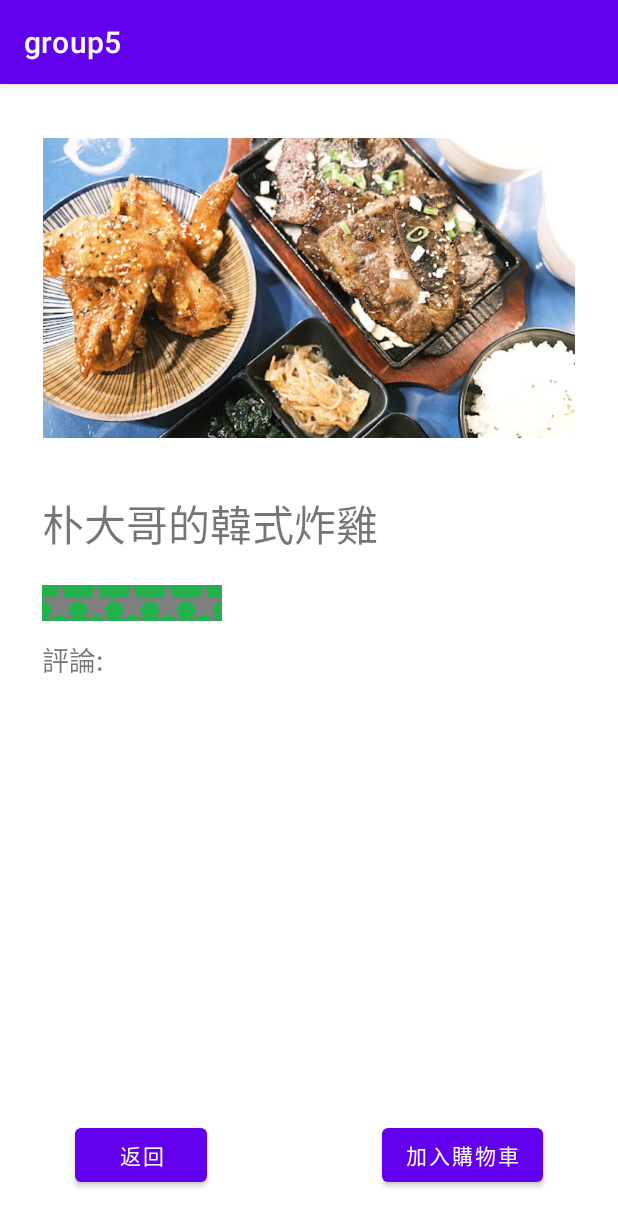
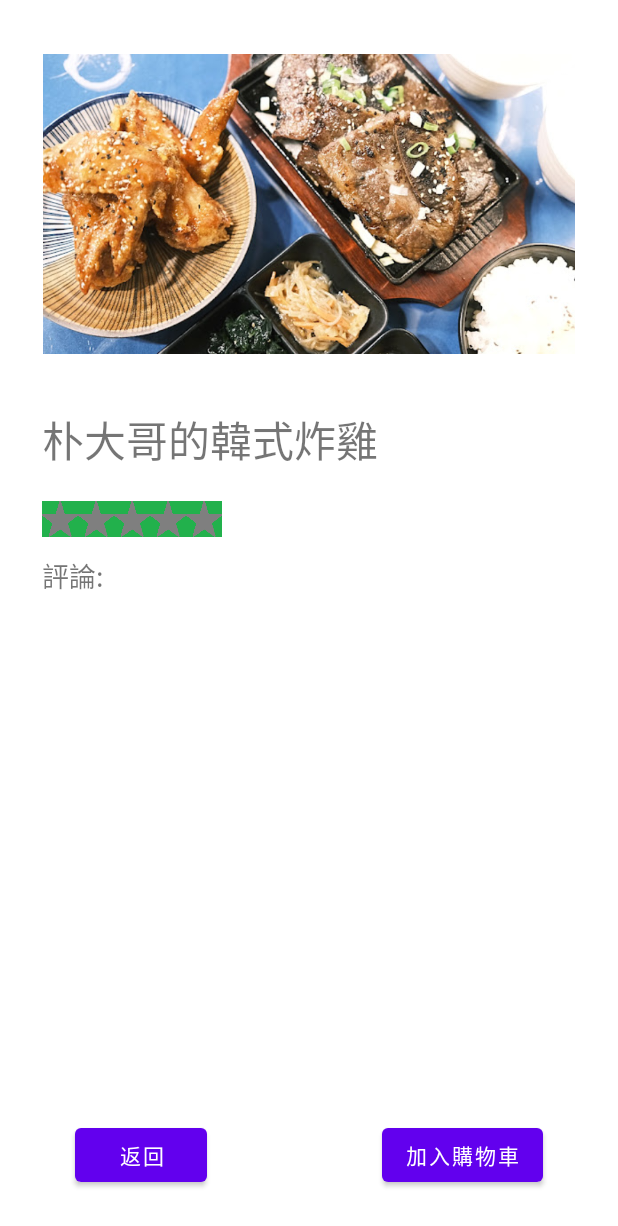
Before and after one commit to MRRyLai/Group-5, an Android app: the KoreanStoreActivity screen opened directly, with no data from a screen before it, on a phone screen of 412 x 824 dp. Shown: the top 1226 px of the screen. Run offline under Robolectric (Android 15) with nearby library versions, the phone set to English and light mode, and no system bars.

Commit message:
有推薦頁面，可以進入商家列表，完成商家資訊，評論製作中

```diff
--- a/app/src/main/java/com/example/group5/KoreanStoreActivity.java
+++ b/app/src/main/java/com/example/group5/KoreanStoreActivity.java
@@ -24,12 +24,15 @@ public class KoreanStoreActivity extends AppCompatActivity {
 
         ListView lvComments = findViewById(R.id.lv_comments);
         ImageView ivStoreTitle = findViewById(R.id.iv_store_title);
+        ImageView ivStar = findViewById(R.id.iv_star);
         TextView tvStoreTitle = findViewById(R.id.tv_store_title);
 
         Intent intent = this.getIntent();
         int storeNo = intent.getIntExtra(StoreList.STORE_NO, 0);
         ivStoreTitle.setImageResource(storeImg[storeNo]);
+        ivStar.setImageResource(storeStar[storeNo]);
         tvStoreTitle.setText(storeName[storeNo]);
+
 
     }
     public void Onclick(View view){
--- a/app/src/main/res/values/themes.xml
+++ b/app/src/main/res/values/themes.xml
@@ -1,6 +1,6 @@
 <resources xmlns:tools="http://schemas.android.com/tools">
     <!-- Base application theme. -->
-    <style name="Theme.Group5" parent="Theme.MaterialComponents.DayNight.DarkActionBar">
+    <style name="Theme.Group5" parent="Theme.MaterialComponents.DayNight.NoActionBar">
         <!-- Primary brand color. -->
         <item name="colorPrimary">@color/purple_500</item>
         <item name="colorPrimaryVariant">@color/purple_700</item>
```
